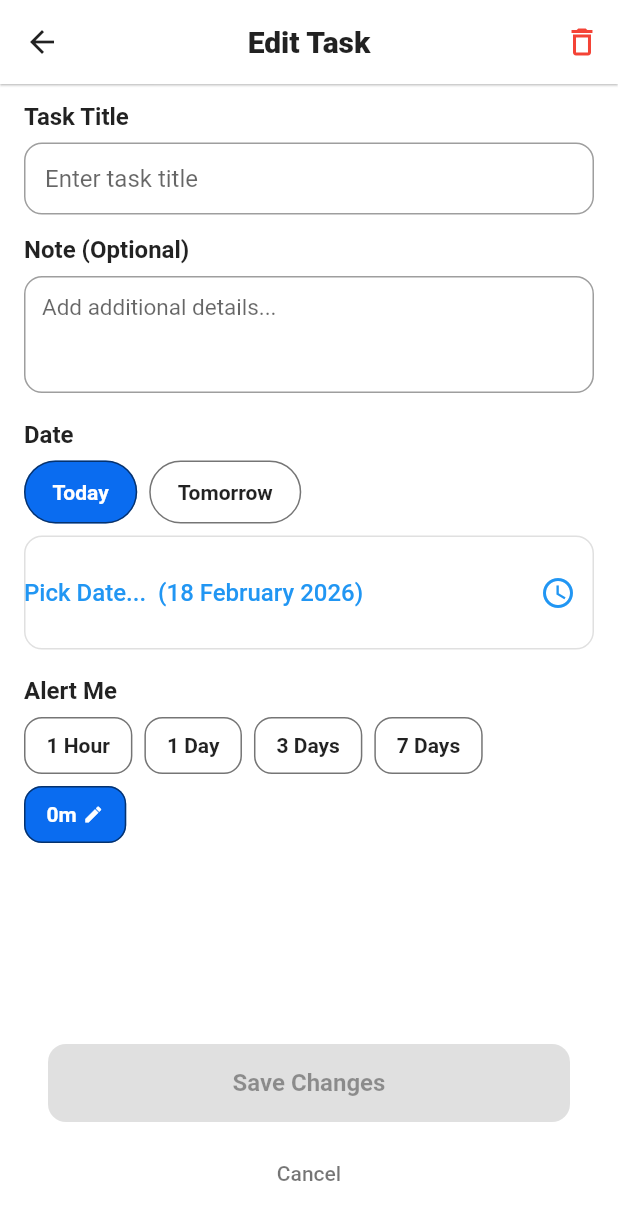
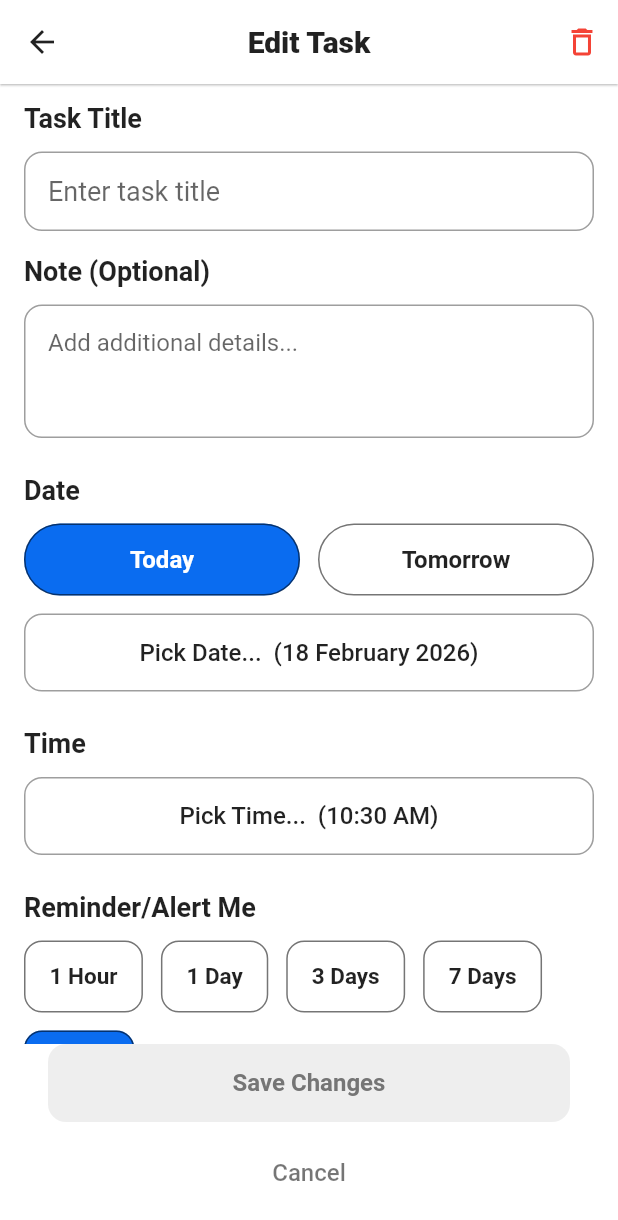
Before and after one commit to YangMin1022/easycare_to_do_app, a Flutter app: the EditTaskScreen screen opened directly with empty values, on a phone screen of 412 x 824 dp. Shown: the top 1220 px of the screen. Run offline on Flutter 3.47's test engine with Material 3 defaults, Android fonts, the phone set to English and light mode, and no system bars; our stand-ins replace drift, flutter_local_notifications, flutter_timezone, flutter_tts, shared_preferences, speech_to_text and 1 more; accounts and stored records are empty; generated files the repository leaves out were written again.

Commit message:
Update Add/Edit Task UI for accessibility and fix date selection bug •	Increased text size and spacing; enforced 48dp touch targets. •	Standardized Time Picker to spinner style. •	Fixed logic where 'Today' and 'Tomorrow' buttons overlapped.

```diff
--- a/lib/edit_task.dart
+++ b/lib/edit_task.dart
@@ -1,5 +1,6 @@
 // lib/edit_task.dart
 import 'package:flutter/material.dart';
+import 'package:flutter/cupertino.dart';
 import 'data/app_database.dart';
 import 'task_item.dart';
 import 'services/notification_service.dart';
@@ -100,16 +101,60 @@ class _EditTaskScreenState extends State<EditTaskScreen> {
   }
 
   Future<void> _pickTime() async {
-    // Replace this method to call custom time picker if available
-    final picked = await showTimePicker(
+    final now = DateTime.now();
+    // Convert current selection to DateTime for the spinner
+    final initialDateTime = DateTime(now.year, now.month, now.day, _selectedTime.hour, _selectedTime.minute);
+
+    DateTime tempPickedDate = initialDateTime;
+
+    await showModalBottomSheet(
       context: context,
-      initialTime: _selectedTime,
+      backgroundColor: Colors.white,
+      shape: const RoundedRectangleBorder(
+        borderRadius: BorderRadius.vertical(top: Radius.circular(24)),
+      ),
+      builder: (BuildContext builder) {
+        return SizedBox(
+          height: 280,
+          child: Column(
+            children: [
+              // Toolbar
+              Padding(
+                padding: const EdgeInsets.symmetric(horizontal: 16.0, vertical: 8.0),
+                child: Row(
+                  mainAxisAlignment: MainAxisAlignment.end,
+                  children: [
+                    TextButton(
+                      onPressed: () {
+                        setState(() {
+                          _selectedTime = TimeOfDay.fromDateTime(tempPickedDate);
+                        });
+                        Navigator.of(context).pop();
+                      },
+                      child: const Text(
+                        'Done',
+                        style: TextStyle(fontSize: 17, fontWeight: FontWeight.w700, color: primary),
+                      ),
+                    ),
+                  ],
+                ),
+              ),
+              // Spinner
+              Expanded(
+                child: CupertinoDatePicker(
+                  mode: CupertinoDatePickerMode.time,
+                  initialDateTime: initialDateTime,
+                  use24hFormat: false,
+                  onDateTimeChanged: (DateTime newDate) {
+                    tempPickedDate = newDate;
+                  },
+                ),
+              ),
+            ],
+          ),
         );
-    if (picked != null) {
-      setState(() {
-        _selectedTime = picked;
-      });
-    }
+      },
+    );
   }
 
   void _setDateToday() {
@@ -298,15 +343,17 @@ class _EditTaskScreenState extends State<EditTaskScreen> {
   Widget _segmentedButton(String label, bool active, VoidCallback onTap) {
     return GestureDetector(
       onTap: onTap,
-      child: AnimatedContainer(
-        duration: const Duration(milliseconds: 160),
-        padding: const EdgeInsets.symmetric(horizontal: 18, vertical: 12),
+      behavior: HitTestBehavior.opaque,
+      child: Container(
+        constraints: const BoxConstraints(minHeight: 48), // 48dp minimum
+        padding: const EdgeInsets.symmetric(horizontal: 18),
+        alignment: Alignment.center,
         decoration: BoxDecoration(
           color: active ? primary : Colors.transparent,
           borderRadius: BorderRadius.circular(28),
           border: Border.all(color: Colors.black54),
         ),
-        child: Text(label, style: TextStyle(color: active ? Colors.white : Colors.black87, fontWeight: FontWeight.w700)),
+        child: Text(label, style: TextStyle(color: active ? Colors.white : Colors.black87, fontWeight: FontWeight.w700, fontSize: 16)),
       ),
     );
   }
@@ -315,14 +362,22 @@ class _EditTaskScreenState extends State<EditTaskScreen> {
     final active = _selectedReminder == dur;
     return GestureDetector(
       onTap: () => _setReminder(dur),
+      behavior: HitTestBehavior.opaque,
       child: Container(
-        padding: const EdgeInsets.symmetric(horizontal: 14, vertical: 10),
+        constraints: const BoxConstraints(minHeight: 48, minWidth: 64), // 48dp minimum
+        padding: const EdgeInsets.symmetric(horizontal: 16, vertical: 8),
         decoration: BoxDecoration(
           color: active ? primary : Colors.transparent,
           border: Border.all(color: Colors.black54),
           borderRadius: BorderRadius.circular(12),
         ),
-        child: Text(label, style: TextStyle(color: active ? Colors.white : Colors.black87, fontWeight: FontWeight.w700)),
+        child: Column(
+          mainAxisAlignment: MainAxisAlignment.center,
+          mainAxisSize: MainAxisSize.min,
+          children: [
+            Text(label, style: TextStyle(color: active ? Colors.white : Colors.black87, fontWeight: FontWeight.w700, fontSize: 15)),
+          ],
+        ),
       ),
     );
   }
@@ -352,19 +407,26 @@ class _EditTaskScreenState extends State<EditTaskScreen> {
 
     return GestureDetector(
       onTap: _pickCustomReminder,
+      behavior: HitTestBehavior.opaque,
       child: Container(
-        padding: const EdgeInsets.symmetric(horizontal: 14, vertical: 10),
+        constraints: const BoxConstraints(minHeight: 48), // 48dp minimum
+        padding: const EdgeInsets.symmetric(horizontal: 16, vertical: 8),
         decoration: BoxDecoration(
           color: isCustomSelected ? primary : Colors.transparent,
           borderRadius: BorderRadius.circular(12),
           border: Border.all(color: Colors.black54),
         ),
-        child: Row(
+        child: Column(
+          mainAxisAlignment: MainAxisAlignment.center,
+          mainAxisSize: MainAxisSize.min,
+          children: [
+            Row(
               mainAxisSize: MainAxisSize.min,
               children: [
                 Text(label, style: TextStyle(
                   color: isCustomSelected ? Colors.white : Colors.black87,
-              fontWeight: FontWeight.w700
+                  fontWeight: FontWeight.w700,
+                  fontSize: 15
                 )),
                 if (isCustomSelected) ...[
                   const SizedBox(width: 4),
@@ -372,7 +434,9 @@ class _EditTaskScreenState extends State<EditTaskScreen> {
                 ]
               ],
             ),
+          ]
         ),
+      )
     );
   }
 
@@ -406,76 +470,96 @@ class _EditTaskScreenState extends State<EditTaskScreen> {
               Expanded(
                 child: SingleChildScrollView(
                   physics: const BouncingScrollPhysics(),
+                  padding: const EdgeInsets.only(bottom: 24),
                   child: Column(
                     crossAxisAlignment: CrossAxisAlignment.start,
                     children: [
                       const SizedBox(height: 12),
-
-                      // Title label + input (rounded box)
-                      const Text('Task Title', style: TextStyle(fontSize: 16, fontWeight: FontWeight.w600)),
-                      const SizedBox(height: 8),
+                      // Title label + input (rounded box) section
+                      const Text('Task Title', style: TextStyle(fontSize: 18, fontWeight: FontWeight.w600)),
+                      const SizedBox(height: 12),
                       TextField(
                         controller: _titleCtrl,
+                        style: const TextStyle(fontSize: 18),
                         decoration: InputDecoration(
                           hintText: 'Enter task title',
-                          contentPadding: const EdgeInsets.symmetric(horizontal: 14, vertical: 14),
-                          border: OutlineInputBorder(borderRadius: BorderRadius.circular(12), borderSide: const BorderSide(width: 2)),
+                          contentPadding: const EdgeInsets.symmetric(horizontal: 16, vertical: 16),
+                          border: OutlineInputBorder(borderRadius: BorderRadius.circular(12), borderSide: const BorderSide(width: 1)),
                         ),
-                        style: const TextStyle(fontSize: 16),
                       ),
 
-                      const SizedBox(height: 14),
+                      const SizedBox(height: 16),
 
-                      // Note
-                      const Text('Note (Optional)', style: TextStyle(fontSize: 16, fontWeight: FontWeight.w600)),
-                      const SizedBox(height: 8),
+                      // Note section
+                      const Text('Note (Optional)', style: TextStyle(fontSize: 18, fontWeight: FontWeight.w600)),
+                      const SizedBox(height: 12),
                       TextField(
                         controller: _noteCtrl,
                         minLines: 3,
                         maxLines: 6,
+                        style: const TextStyle(fontSize: 16),
                         decoration: InputDecoration(
                           hintText: 'Add additional details...',
-                          contentPadding: const EdgeInsets.symmetric(horizontal: 12, vertical: 12),
-                          border: OutlineInputBorder(borderRadius: BorderRadius.circular(12), borderSide: const BorderSide(width: 2)),
+                          contentPadding: const EdgeInsets.symmetric(horizontal: 16, vertical: 16),
+                          border: OutlineInputBorder(borderRadius: BorderRadius.circular(12), borderSide: const BorderSide(width: 1)),
                         ),
-                        style: const TextStyle(fontSize: 15),
                       ),
 
-                      const SizedBox(height: 18),
+                      const SizedBox(height: 24),
 
-                      // Date
-                      const Text('Date', style: TextStyle(fontSize: 16, fontWeight: FontWeight.w700)),
-                      const SizedBox(height: 8),
+                      // Date section
+                      const Text('Date', style: TextStyle(fontSize: 18, fontWeight: FontWeight.w700)),
+                      const SizedBox(height: 12),
                       Row(
                         children: [
-                          _segmentedButton('Today', _sameDate(_selectedDate, DateTime.now()), _setDateToday),
-                          const SizedBox(width: 8),
-                          _segmentedButton('Tomorrow', _sameDate(_selectedDate, DateTime.now().add(const Duration(days: 1))), _setDateTomorrow),
+                          Expanded(child: _segmentedButton('Today', _sameDate(_selectedDate, DateTime.now()), _setDateToday)),
+                          const SizedBox(width: 12),
+                          Expanded(child: _segmentedButton('Tomorrow', _sameDate(_selectedDate, DateTime.now().add(const Duration(days: 1))), _setDateTomorrow)),
                         ],
                       ),
-                      const SizedBox(height: 8),
-                      OutlinedButton(
+                      const SizedBox(height: 12),
+
+                      SizedBox(
+                        width: double.infinity,
+                        child: OutlinedButton(
                           onPressed: _pickDate,
                           style: OutlinedButton.styleFrom(
+                            minimumSize: const Size.fromHeight(52), // Enforce 48dp+
                             padding: const EdgeInsets.symmetric(vertical: 14),
                             shape: RoundedRectangleBorder(borderRadius: BorderRadius.circular(12)),
+                            side: const BorderSide(color: Colors.grey),
                           ),
-                        child: Row(mainAxisAlignment: MainAxisAlignment.spaceBetween, children: [
-                          Text('Pick Date...  (${_formatDateLabel(_selectedDate)})', style: const TextStyle(fontSize: 16)),
-                          IconButton(
-                            onPressed: _pickTime,
-                            icon: const Icon(Icons.access_time),
-                            tooltip: 'Pick time',
-                          )
-                        ]),
+                          child: Text('Pick Date...  (${_formatDateLabel(_selectedDate)})', style: const TextStyle(fontSize: 16, color: Colors.black87)),
+                        ),
                       ),
 
-                      const SizedBox(height: 18),
-                      const Text('Alert Me', style: TextStyle(fontSize: 16, fontWeight: FontWeight.w700)),
-                      const SizedBox(height: 8),
+                      const SizedBox(height: 24),
+
+                      // Time section
+                      const Text('Time', style: TextStyle(fontSize: 18, fontWeight: FontWeight.w700)),
+                      const SizedBox(height: 12),
+                      SizedBox(
+                        width: double.infinity,
+                        child: OutlinedButton(
+                          onPressed: _pickTime,
+                          style: OutlinedButton.styleFrom(
+                            minimumSize: const Size.fromHeight(52), // Enforce 48dp+
+                            padding: const EdgeInsets.symmetric(vertical: 14),
+                            shape: RoundedRectangleBorder(borderRadius: BorderRadius.circular(12)),
+                            side: const BorderSide(color: Colors.grey),
+                          ),
+                          child: Text('Pick Time...  (${_formatTimeLabel(_selectedTime)})', style: const TextStyle(fontSize: 16, color: Colors.black87)),
+                        ),
+                      ),
+
+                      const SizedBox(height: 24),
+
+                      // Reminder section
+                      const Text('Reminder/Alert Me', style: TextStyle(fontSize: 18, fontWeight: FontWeight.w700)),
+                      const SizedBox(height: 12),
                       Wrap(
-                        spacing: 8,
-                        runSpacing: 8,
+                        spacing: 12,
+                        runSpacing: 12,
                         children: [
                           _reminderChip('1 Hour', const Duration(hours: 1)),
                           _reminderChip('1 Day', const Duration(days: 1)),
@@ -505,16 +589,20 @@ class _EditTaskScreenState extends State<EditTaskScreen> {
                         style: ElevatedButton.styleFrom(
                           backgroundColor: primary,
                           shape: RoundedRectangleBorder(borderRadius: BorderRadius.circular(12)),
+                          disabledBackgroundColor: Colors.grey.shade200,
                         ),
                         child: _isSaving
                             ? const CircularProgressIndicator(color: Colors.white)
-                            : const Text('Save Changes', style: TextStyle(fontSize: 16, fontWeight: FontWeight.w700)),
+                            : Text('Save Changes', style: TextStyle(fontSize: 16, fontWeight: FontWeight.w700, color: saveEnabled ? Colors.white : Colors.grey.shade600)),
                       ),
                     ),
                     const SizedBox(height: 10),
-                    TextButton(
+                    SizedBox(
+                      height: 48,
+                      child: TextButton(
                         onPressed: _isSaving ? null : _onCancelPressed,
-                      child: const Text('Cancel', style: TextStyle(color: Colors.black54)),
+                        child: const Text('Cancel', style: TextStyle(color: Colors.black54, fontSize: 16)),
+                      )
                     )
                   ],
                 ),
```
Also changed, not shown: lib/add_task.dart (+60 -42 lines). Lines whose indentation alone changed are shown as unchanged.
